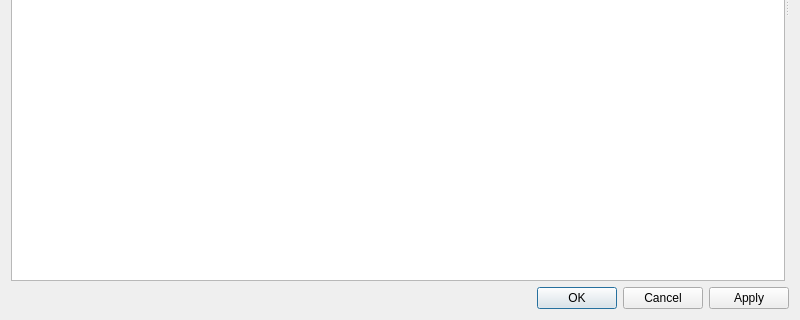
SamVanheer/HalfLifeAssetManager, file src/hlam/ui/options/OptionsDialog.ui: the form before one commit; both pictures show x 0 to 800 and y 280 to 600 of the 800 by 600 pixel window.
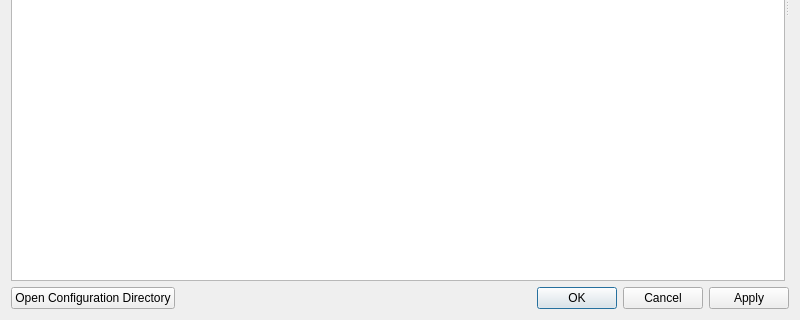
The form after the commit.

Commit message: Add button to Options dialog to open config directory Resolves #262

Patch:
```diff
--- a/src/hlam/ui/options/OptionsDialog.ui
+++ b/src/hlam/ui/options/OptionsDialog.ui
@@ -13,8 +13,22 @@
   <property name="windowTitle">
    <string>Options</string>
   </property>
-  <layout class="QVBoxLayout" name="verticalLayout">
-   <item>
+  <layout class="QGridLayout" name="gridLayout">
+   <item row="1" column="1">
+    <widget class="QDialogButtonBox" name="DialogButtons">
+     <property name="standardButtons">
+      <set>QDialogButtonBox::Apply|QDialogButtonBox::Cancel|QDialogButtonBox::Ok</set>
+     </property>
+    </widget>
+   </item>
+   <item row="1" column="0">
+    <widget class="QPushButton" name="OpenConfigDirectory">
+     <property name="text">
+      <string>Open Configuration Directory</string>
+     </property>
+    </widget>
+   </item>
+   <item row="0" column="0" colspan="2">
     <widget class="QSplitter" name="splitter">
      <property name="orientation">
       <enum>Qt::Horizontal</enum>
@@ -54,13 +68,6 @@
      </widget>
     </widget>
    </item>
-   <item>
-    <widget class="QDialogButtonBox" name="DialogButtons">
-     <property name="standardButtons">
-      <set>QDialogButtonBox::Apply|QDialogButtonBox::Cancel|QDialogButtonBox::Ok</set>
-     </property>
-    </widget>
-   </item>
   </layout>
  </widget>
  <resources/>
```
The commit also changes 1 other file.
